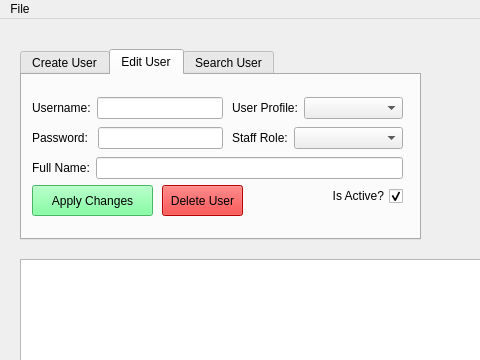
This is QtCafeWorkforceManager/SysAdminWindow.ui in wreathe-unreal/CSIT314-Project as Qt 5 draws it before an edit; both pictures show x 0 to 480 and y 0 to 360 of the 800 by 576 pixel window. The edited form follows.
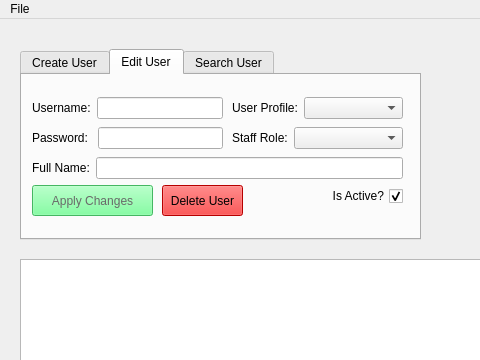
This is the edited form. The open tabs and pages were chosen to show the change. Icons and pictures are not drawn.

Patch:
```diff
--- a/QtCafeWorkforceManager/SysAdminWindow.ui
+++ b/QtCafeWorkforceManager/SysAdminWindow.ui
@@ -10,6 +10,24 @@
     <height>576</height>
    </rect>
   </property>
+  <property name="sizePolicy">
+   <sizepolicy hsizetype="Preferred" vsizetype="Preferred">
+    <horstretch>0</horstretch>
+    <verstretch>0</verstretch>
+   </sizepolicy>
+  </property>
+  <property name="minimumSize">
+   <size>
+    <width>800</width>
+    <height>576</height>
+   </size>
+  </property>
+  <property name="maximumSize">
+   <size>
+    <width>800</width>
+    <height>576</height>
+   </size>
+  </property>
   <property name="windowTitle">
    <string>Cafe SysAdmin Portal</string>
   </property>
@@ -257,7 +275,8 @@
        </rect>
       </property>
       <property name="styleSheet">
-       <string notr="true">background-color: rgb(97, 255, 137);</string>
+       <string notr="true">background-color: rgb(97, 255, 137);
+color: dimgray;</string>
       </property>
       <property name="text">
        <string>Apply Changes</string>
```
Left out of the diff: 3 changed lines with no effect on the pictures.
